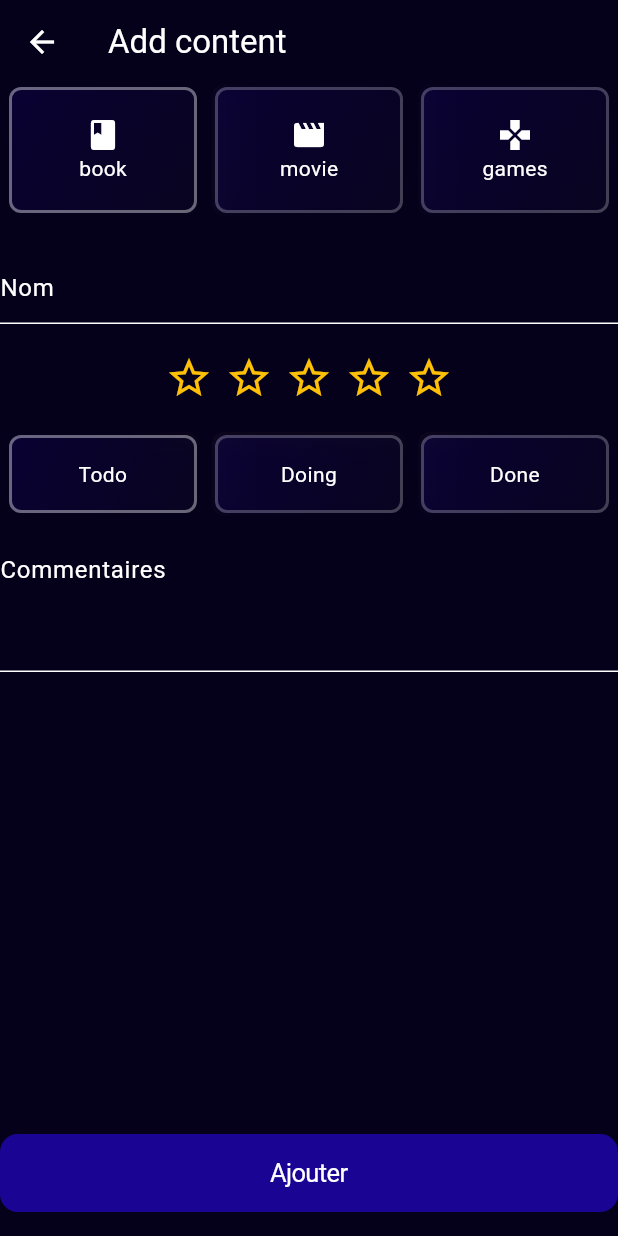
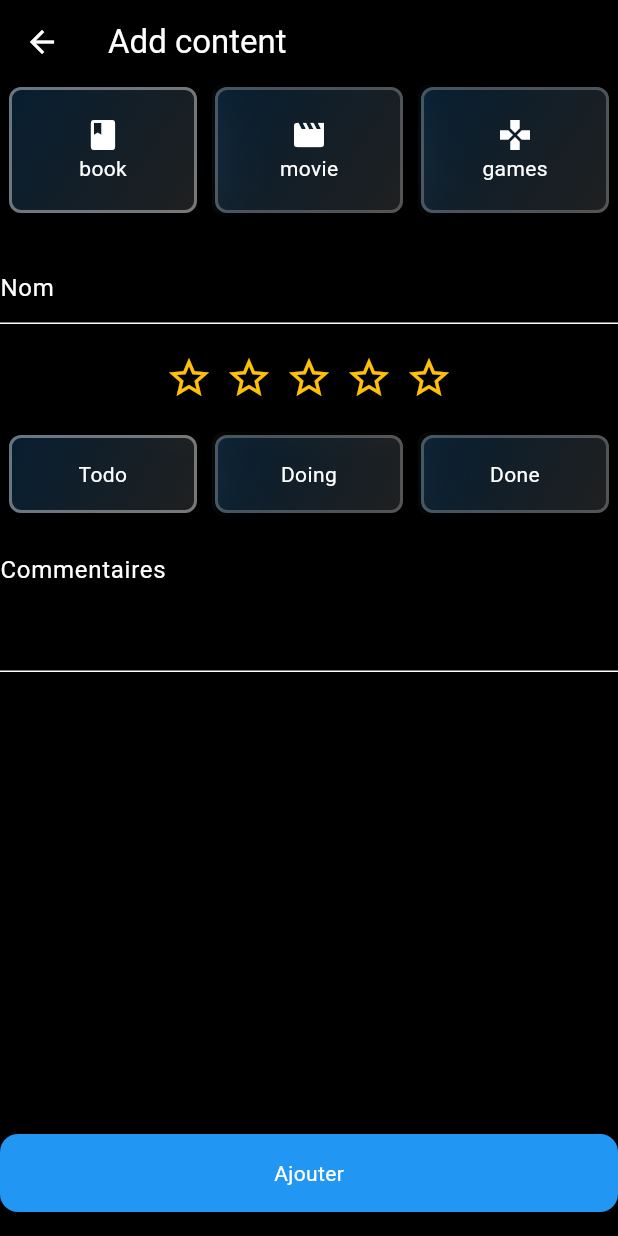
Before and after one commit to Eliotools/MyBend, a Flutter app: the AddContentScreen screen opened by its route, on a phone screen of 412 x 824 dp. Run offline on Flutter 3.47's test engine with Material 3 defaults, Android fonts, the phone set to English and light mode, and no system bars; our stand-ins replace fl_chart, flutter_bloc, flutter_dotenv, gap, get_it, go_router and 2 more; missing offline and left inert: flutter_ringtone_player, wyatt_type_utils; network calls fail; statements that could not run were skipped.

Commit message:
feat: implermente new theme

```diff
--- a/lib/core/constantes/local_storage_key.dart
+++ b/lib/core/constantes/local_storage_key.dart
@@ -2,4 +2,5 @@ abstract class LocalStorageKey {
   static const String userName = 'userName';
   static const String babel = 'babel';
   static const String token = 'token';
+  static const String themeMode = 'themeMode';
 }
--- a/lib/core/di/injections.dart
+++ b/lib/core/di/injections.dart
@@ -8,6 +8,7 @@ import 'package:mybend/features/home/home_cubit.dart';
 import 'package:mybend/features/signup/signup_cubit.dart';
 import 'package:mybend/features/todo/todo_cubit.dart';
 import 'package:mybend/core/auth/auth_cubit.dart';
+import 'package:mybend/core/theme/theme_cubit.dart';
 import 'package:mybend/core/data/datasources/auth_datasource.dart';
 import 'package:mybend/core/data/repositories/auth_repository.dart';
 import 'package:mybend/core/data/datasources/babel_datasource.dart';
@@ -26,8 +27,7 @@ void setupDependencyInjection() {
   getIt.registerSingleton<BabelDataSource>(BabelDataSourceImpl());
   getIt.registerSingleton<BabelRepository>(
       BabelRepositoryImpl(getIt<BabelDataSource>()));
-  getIt.registerSingleton<AlexandrieDataSource>(
-      AlexDataSourceImpl.AlexandrieDataSourceImpl());
+  getIt.registerSingleton<AlexandrieDataSource>(AlexandrieDataSourceImpl());
   getIt.registerSingleton<AlexandrieRepository>(
       AlexandrieRepositoryImpl(getIt<AlexandrieDataSource>()));
   getIt.registerSingleton<TodoDataSource>(TodoDataSourceImpl());
@@ -40,6 +40,7 @@ void setupDependencyInjection() {
   getIt.registerSingleton<TmdbRepository>(
       TmdbRepositoryImpl(tmdbDataSource: getIt<TmdbDataSource>()));
   getIt.registerLazySingleton(() => AuthCubit());
+  getIt.registerLazySingleton(() => ThemeCubit());
   //TODO(refactor cubit): move to factory
   //TODO(BUG): page dont reload and crash :(
   getIt.registerLazySingleton(() => SignupCubit());
--- a/lib/core/navigation/router.dart
+++ b/lib/core/navigation/router.dart
@@ -3,7 +3,6 @@ import 'package:go_router/go_router.dart';
 import 'package:mybend/core/auth/auth_cubit.dart';
 import 'package:mybend/core/di/injections.dart';
 import 'package:mybend/core/navigation/go_router_refresh_stream.dart';
-import 'package:mybend/core/themes/app_theme.dart';
 import 'package:mybend/features/babel/add_content_screen.dart';
 import 'package:mybend/features/babel/babel_screen.dart';
 import 'package:mybend/features/babel/babel_cubit.dart';
@@ -106,7 +105,7 @@ class TmpPage extends StatelessWidget {
         title: Text(title),
       ),
       body: Text(title,
-          style: AppTheme.textTheme.titleMedium?.copyWith(color: Colors.white)),
+          style: Theme.of(context).textTheme.titleMedium),
     );
   }
 }
--- /dev/null
+++ b/lib/core/theme/theme_cubit.dart
@@ -0,0 +1,53 @@
+import 'package:flutter/material.dart';
+import 'package:flutter_bloc/flutter_bloc.dart';
+import 'package:mybend/core/constantes/local_storage_key.dart';
+import 'package:mybend/core/data/repositories/local_storage_repository.dart';
+import 'package:mybend/core/di/injections.dart';
+import 'package:mybend/core/themes/dark_theme.dart';
+import 'package:mybend/core/themes/green_theme.dart';
+import 'package:mybend/core/themes/light_theme.dart';
+import 'package:mybend/core/themes/purple_theme.dart';
+import 'package:mybend/core/themes/red_theme.dart';
+
+const themeKeys = ['dark', 'light', 'red', 'purple', 'green'];
+
+final Map<String, ThemeData> colorMap = {
+  'dark': darkTheme,
+  'light': lightTheme,
+  'red': redTheme,
+  'purple': purpleTheme,
+  'green': greenTheme,
+};
+
+class ThemeCubit extends Cubit<String> {
+  ThemeCubit()
+      : _localStorageRepository = getIt<LocalStorageRepository>(),
+        super('dark');
+
+  final LocalStorageRepository _localStorageRepository;
+
+  ThemeData get currentTheme => colorMap[state] ?? darkTheme;
+  ThemeMode get currentThemeMode => ThemeMode.dark;
+
+  Future<void> load() async {
+    final value =
+        await _localStorageRepository.getValue(LocalStorageKey.themeMode);
+    emit(colorMap.containsKey(value) ? value! : 'dark');
+  }
+
+  Future<void> toggle() async {
+    final currentIndex = themeKeys.indexOf(state);
+    final nextKey = themeKeys[(currentIndex + 1) % themeKeys.length];
+    await _setThemeMode(nextKey);
+  }
+
+  Future<void> setThemeMode(String key) async {
+    if (!colorMap.containsKey(key)) return;
+    await _setThemeMode(key);
+  }
+
+  Future<void> _setThemeMode(String key) async {
+    await _localStorageRepository.setValue(LocalStorageKey.themeMode, key);
+    emit(key);
+  }
+}
--- /dev/null
+++ b/lib/core/themes/dark_theme.dart
@@ -0,0 +1,18 @@
+import 'package:flutter/material.dart';
+
+final darkTheme = ThemeData(
+  colorScheme: const ColorScheme.dark(
+    surface: Colors.black,
+    onSurface: Colors.white,
+    primary: Colors.blue,
+    onPrimary: Colors.white,
+    secondary: Colors.grey,
+    onSecondary: Colors.white,
+    error: Colors.red,
+    onError: Colors.white,
+  ),
+  cardTheme: CardThemeData(
+      color: Colors.grey,
+      shape: RoundedRectangleBorder(borderRadius: BorderRadius.circular(1000))),
+  useMaterial3: true,
+);
--- /dev/null
+++ b/lib/core/themes/green_theme.dart
@@ -0,0 +1,6 @@
+import 'package:flutter/material.dart';
+
+final greenTheme = ThemeData(
+  colorScheme: ColorScheme.fromSeed(seedColor: Colors.green),
+  useMaterial3: true,
+);
--- /dev/null
+++ b/lib/core/themes/light_theme.dart
@@ -0,0 +1,6 @@
+import 'package:flutter/material.dart';
+
+final lightTheme = ThemeData(
+  colorScheme: ColorScheme.fromSeed(seedColor: Colors.blue),
+  useMaterial3: true,
+);
--- /dev/null
+++ b/lib/core/themes/purple_theme.dart
@@ -0,0 +1,6 @@
+import 'package:flutter/material.dart';
+
+final purpleTheme = ThemeData(
+  colorScheme: ColorScheme.fromSeed(seedColor: Colors.purple),
+  useMaterial3: true,
+);
--- /dev/null
+++ b/lib/core/themes/red_theme.dart
@@ -0,0 +1,6 @@
+import 'package:flutter/material.dart';
+
+final redTheme = ThemeData(
+  colorScheme: ColorScheme.fromSeed(seedColor: Colors.red),
+  useMaterial3: true,
+);
--- a/lib/features/babel/add_content_screen.dart
+++ b/lib/features/babel/add_content_screen.dart
@@ -1,7 +1,6 @@
 import 'package:flutter/cupertino.dart';
 import 'package:flutter/material.dart';
 import 'package:go_router/go_router.dart';
-import 'package:mybend/core/themes/app_theme.dart';
 import 'package:mybend/features/babel/models/content.dart';
 import 'package:mybend/features/babel/widgets/movie_poster_preview.dart';
 import 'package:mybend/features/babel/widgets/star_rating.dart';
@@ -123,7 +122,7 @@ class _AddContentScreenState extends State<AddContentScreen> {
                             child: Text(
                               status.label,
                               textAlign: TextAlign.center,
-                              style: AppTheme.textTheme.bodyMedium,
+                              style: Theme.of(context).textTheme.bodyMedium,
                             ),
                           ),
                         ),
@@ -144,7 +143,7 @@ class _AddContentScreenState extends State<AddContentScreen> {
             onPressed: _save,
             child: Text(
               'Ajouter',
-              style: AppTheme.textTheme.bodyMedium,
+              style: Theme.of(context).textTheme.bodyMedium,
             ),
           ),
           const SizedBox(height: 16),
--- a/lib/main.dart
+++ b/lib/main.dart
@@ -2,6 +2,7 @@ import 'package:flutter/widgets.dart';
 import 'package:flutter_dotenv/flutter_dotenv.dart';
 import 'package:mybend/app.dart';
 import 'package:mybend/core/auth/auth_cubit.dart';
+import 'package:mybend/core/theme/theme_cubit.dart';
 import 'package:mybend/core/data/datasources/local_storage_datasource.dart';
 import 'package:mybend/core/di/injections.dart';
 
@@ -10,6 +11,9 @@ Future<void> main() async {
   await dotenv.load(fileName: '.env');
   await LocalStorageDataSourceImpl.initialize();
   setupDependencyInjection();
-  await getIt<AuthCubit>().checkAuthStatus();
+  await Future.wait([
+    getIt<AuthCubit>().checkAuthStatus(),
+    getIt<ThemeCubit>().load(),
+  ]);
   runApp(App());
 }
```
Also changed, not shown: lib/app.dart (+12 -5 lines), lib/core/themes/app_theme.dart (+52 -22 lines).
